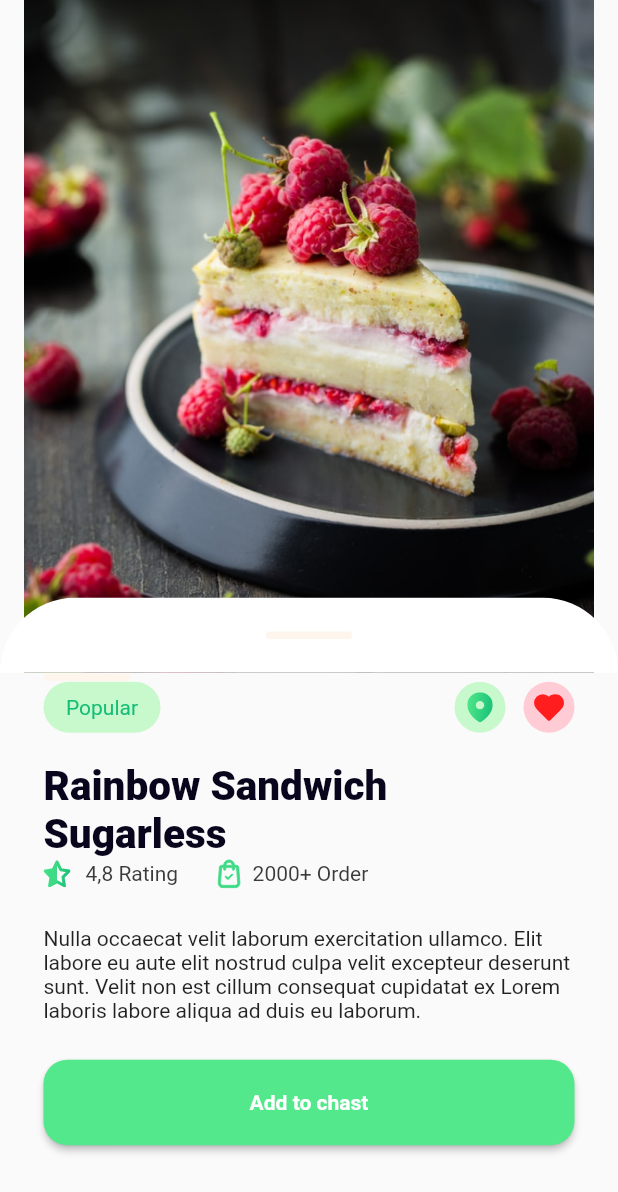
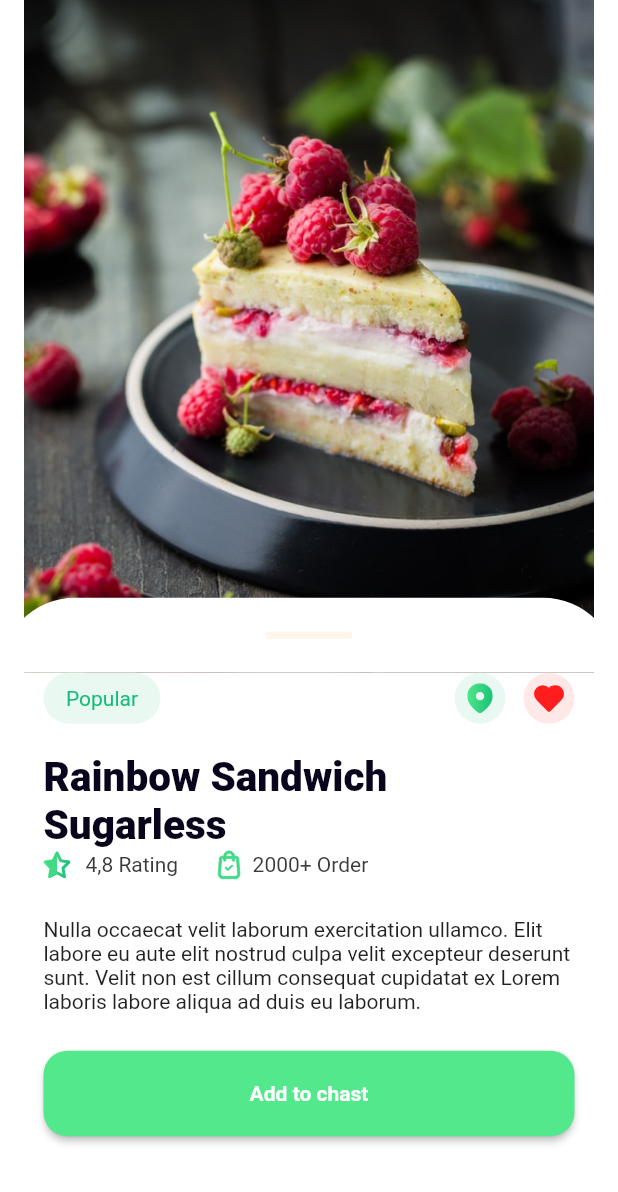
Before and after one commit to ravshan1119/homeworks, a Flutter app: the screen it shows after launch, on a phone screen of 412 x 824 dp. Shown: the top 1192 px of the screen. Run offline on Flutter 3.47's test engine with Material 2 defaults, Android fonts, the phone set to English and light mode, and no system bars; our stand-ins replace flutter_svg.

Commit message:
Commit Massage

```diff
--- a/lib/UI/home_screen/home_screen.dart
+++ b/lib/UI/home_screen/home_screen.dart
@@ -11,6 +11,7 @@ class HomeScreen extends StatelessWidget {
     double width = MediaQuery.of(context).size.width;
 
     return Scaffold(
+      backgroundColor: Colors.white,
         body: Column(
       children: [
         SizedBox(
@@ -27,7 +28,7 @@ class HomeScreen extends StatelessWidget {
                   alignment: Alignment.center,
                   children: [
                     Container(
-                      decoration: BoxDecoration(
+                      decoration: const BoxDecoration(
                         color: Colors.white,
                         borderRadius: BorderRadius.only(
                             topLeft: Radius.circular(100),
@@ -48,7 +49,6 @@ class HomeScreen extends StatelessWidget {
           child: Column(
             crossAxisAlignment: CrossAxisAlignment.start,
             children: [
-              SvgPicture.asset(MyImages.scrollTool),
               Row(
                 mainAxisAlignment: MainAxisAlignment.spaceBetween,
                 children: [
@@ -57,27 +57,27 @@ class HomeScreen extends StatelessWidget {
                     width: 78,
                     decoration: BoxDecoration(
                         borderRadius: BorderRadius.circular(18),
-                        color: Color(0xFFc7f9cc)),
-                    child: Center(
+                        color: const Color(0xFFE9F9F2)),
+                    child: const Center(
                       child: Text(
                         "Popular",
                         style: TextStyle(color: Color(0xFF15BE77)),
                       ),
                     ),
                   ),
-                  Spacer(),
+                  const Spacer(),
                   Container(
                     height: 34,
                     width: 34,
                     decoration: BoxDecoration(
                         borderRadius: BorderRadius.circular(100),
-                        color: Color(0xFFc7f9cc)),
+                        color: const Color(0xFFE9F9F2)),
                     child: Padding(
                       padding: const EdgeInsets.all(7),
                       child: SvgPicture.asset(MyImages.location),
                     ),
                   ),
-                  SizedBox(
+                  const SizedBox(
                     width: 12,
                   ),
                   Container(
@@ -85,7 +85,7 @@ class HomeScreen extends StatelessWidget {
                     width: 34,
                     decoration: BoxDecoration(
                         borderRadius: BorderRadius.circular(100),
-                        color: Color(0xFFffccd5)),
+                        color: const Color(0xFFFFE8E8)),
                     child: Padding(
                       padding: const EdgeInsets.all(7),
                       child: SvgPicture.asset(MyImages.heart),
@@ -93,36 +93,36 @@ class HomeScreen extends StatelessWidget {
                   ),
                 ],
               ),
-              SizedBox(
+              const SizedBox(
                 height: 20,
               ),
-              const Text(
+              Text(
                 "Rainbow Sandwich \nSugarless",
                 style: TextStyle(
-                    color: Color(0xfF09051C),
-                    fontSize: 27,
+                    color: const Color(0xfF09051C),
+                    fontSize: (height > 812) ? 27 : 20,
                     fontWeight: FontWeight.w800),
               ),
               Row(
                 children: [
                   SvgPicture.asset(MyImages.star),
-                  SizedBox(
+                  const SizedBox(
                     width: 10,
                   ),
-                  Text(
+                  const Text(
                     "4,8 Rating",
                     style: TextStyle(
                       color: Color(0xFF3B3B3B),
                     ),
                   ),
-                  SizedBox(
+                  const SizedBox(
                     width: 24,
                   ),
                   SvgPicture.asset(MyImages.shopping),
-                  SizedBox(
+                  const SizedBox(
                     width: 5.67,
                   ),
-                  Text(
+                  const Text(
                     "2000+ Order",
                     style: TextStyle(
                       color: Color(0xFF3B3B3B),
@@ -130,16 +130,16 @@ class HomeScreen extends StatelessWidget {
                   ),
                 ],
               ),
-              SizedBox(
+              const SizedBox(
                 height: 25,
               ),
-              Text(
+              const Text(
                   "Nulla occaecat velit laborum exercitation ullamco. Elit labore eu aute elit nostrud culpa velit excepteur deserunt sunt. Velit non est cillum consequat cupidatat ex Lorem laboris labore aliqua ad duis eu laborum."),
               Padding(
                 padding: const EdgeInsets.symmetric(vertical: 25),
                 child: SizedBox(
                   width: width,
-                  height: 57,
+                  height: height > 600 ? 57 : 45,
                   child: ElevatedButton(
                       onPressed: () {},
                       style: ButtonStyle(
@@ -147,7 +147,7 @@ class HomeScreen extends StatelessWidget {
                               MaterialStateProperty.all(RoundedRectangleBorder(
                             borderRadius: BorderRadius.circular(16),
                           )),
-                          backgroundColor: MaterialStatePropertyAll<Color>(
+                          backgroundColor: const MaterialStatePropertyAll<Color>(
                               Color(0xFF53E88B))),
                       child: const Text(
                         "Add to chast",
```
